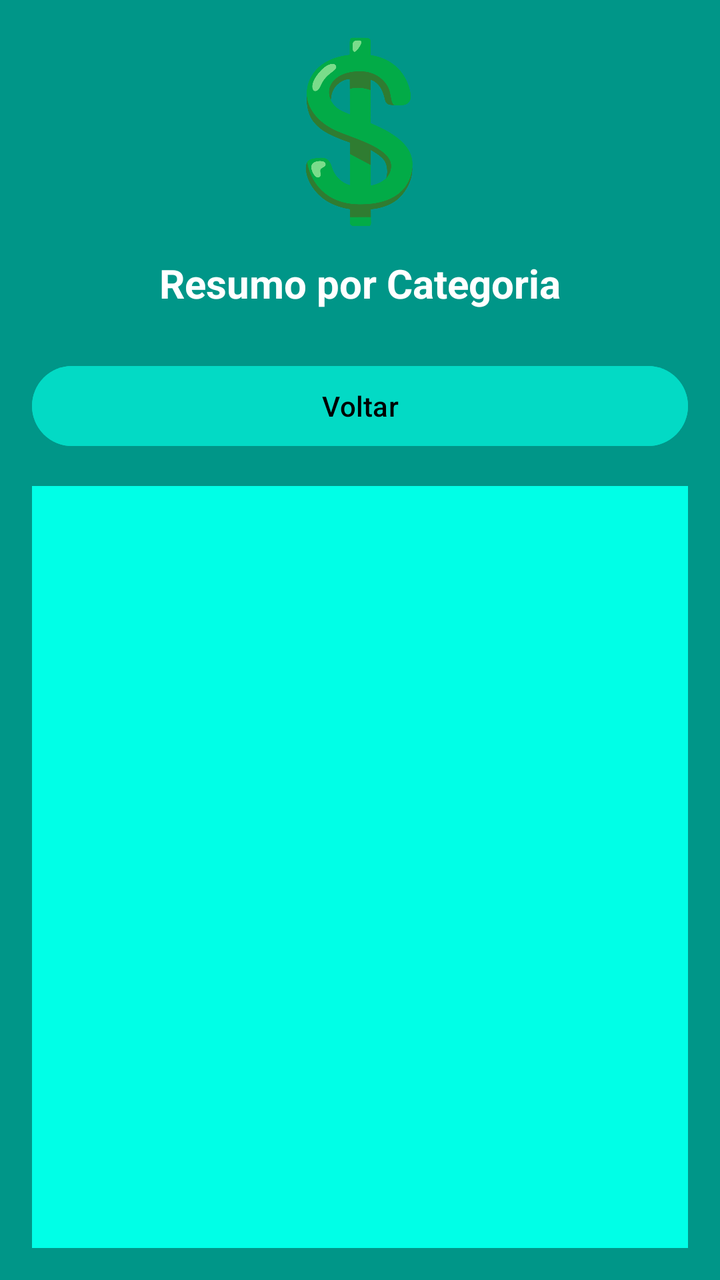
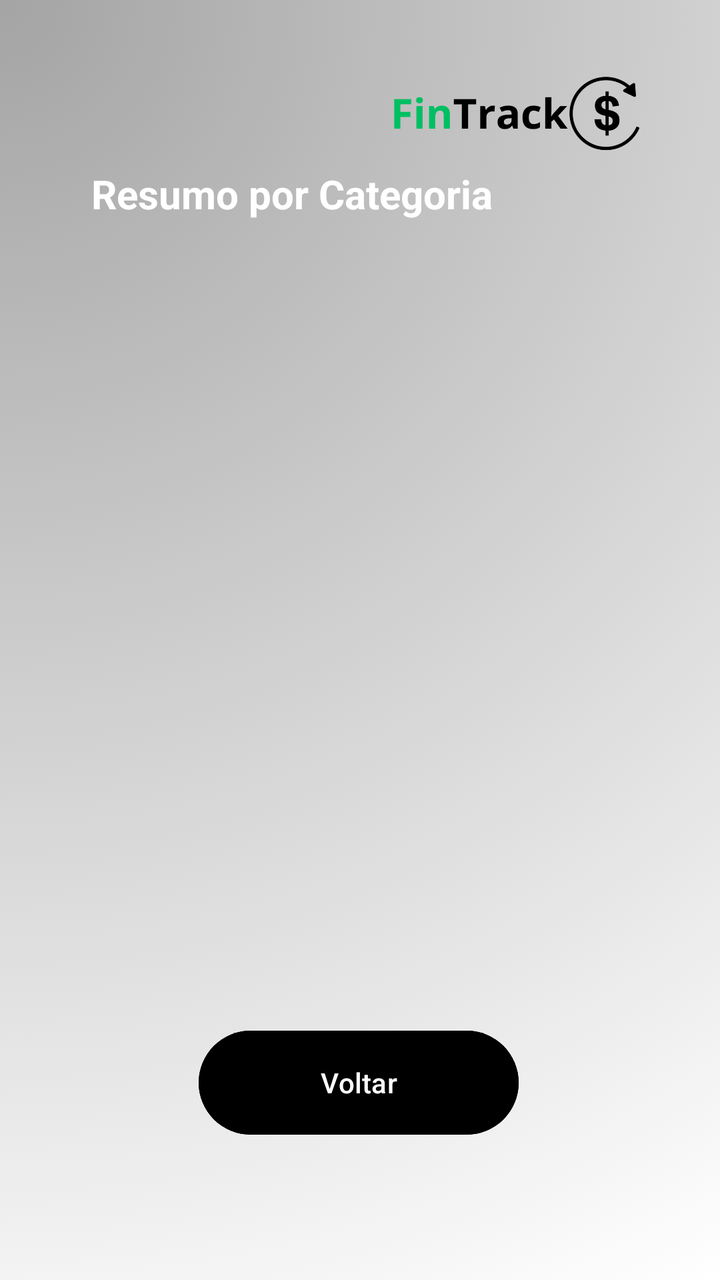

Compare the two renders of this Android layout. The source of the first and the diff that turns it into the second are given below.
<!-- AndroidManifest.xml: application theme Theme.FinTrack -->
<!-- res/layout/activity_resumo.xml -->
<?xml version="1.0" encoding="utf-8"?>
<LinearLayout xmlns:android="http://schemas.android.com/apk/res/android"
    android:orientation="vertical"
    android:background="#009688"
    android:layout_width="match_parent"
    android:layout_height="match_parent"
    android:padding="16dp">

    <ImageView
        android:layout_width="100dp"
        android:layout_height="100dp"
        android:src="@drawable/logo"
        android:layout_gravity="center_horizontal"
        android:contentDescription="Logo"
        android:layout_marginBottom="12dp"/>

    <TextView
        android:layout_width="match_parent"
        android:layout_height="wrap_content"
        android:text="Resumo por Categoria"
        android:textSize="20sp"
        android:textStyle="bold"
        android:textColor="#FFFFFF"
        android:gravity="center"
        android:layout_marginBottom="16dp" />

    <Button
        android:id="@+id/btnVoltar"
        android:layout_width="match_parent"
        android:layout_height="wrap_content"
        android:layout_marginTop="8dp"
        android:layout_marginBottom="16dp"
        android:backgroundTint="#03DAC5"
        android:text="Voltar"
        android:textColor="#000000" />

    <ListView
        android:id="@+id/listResumo"
        android:layout_width="match_parent"
        android:layout_height="match_parent"
        android:background="#00FFE7"
        android:divider="@color/material_dynamic_neutral40"
        android:dividerHeight="1dp"
        android:textColor="#FFFFFF" />


</LinearLayout>
<!-- resources referenced by this layout -->
<resources>
  <!-- drawable logo: png bitmap (drawable, 46239 bytes) -->
  <style name="Theme.FinTrack" parent="Base.Theme.FinTrack" />
  <style name="Base.Theme.FinTrack" parent="Theme.Material3.DayNight.NoActionBar">
          
          
      </style>
</resources>

<!-- the commit's change to res/layout/activity_resumo.xml (unified diff, before → after) -->
@@ -1,47 +1,53 @@
 <?xml version="1.0" encoding="utf-8"?>
-<LinearLayout xmlns:android="http://schemas.android.com/apk/res/android"
-    android:orientation="vertical"
-    android:background="#009688"
+<androidx.constraintlayout.widget.ConstraintLayout xmlns:android="http://schemas.android.com/apk/res/android"
+    xmlns:app="http://schemas.android.com/apk/res-auto"
+    xmlns:tools="http://schemas.android.com/tools"
     android:layout_width="match_parent"
     android:layout_height="match_parent"
+    android:background="@drawable/fintrackmain"
     android:padding="16dp">
 
-    <ImageView
-        android:layout_width="100dp"
-        android:layout_height="100dp"
-        android:src="@drawable/logo"
-        android:layout_gravity="center_horizontal"
-        android:contentDescription="Logo"
-        android:layout_marginBottom="12dp"/>
-
     <TextView
-        android:layout_width="match_parent"
-        android:layout_height="wrap_content"
+        android:id="@+id/txtTitulo"
+        android:layout_width="260dp"
+        android:layout_height="31dp"
+        android:gravity="center"
         android:text="Resumo por Categoria"
+        android:textColor="#FFFFFF"
         android:textSize="20sp"
         android:textStyle="bold"
-        android:textColor="#FFFFFF"
-        android:gravity="center"
-        android:layout_marginBottom="16dp" />
+        app:layout_constraintBottom_toBottomOf="parent"
+        app:layout_constraintEnd_toEndOf="parent"
+        app:layout_constraintHorizontal_bias="0.0"
+        app:layout_constraintStart_toStartOf="parent"
+        app:layout_constraintTop_toTopOf="parent"
+        app:layout_constraintVertical_bias="0.113" />
 
     <Button
         android:id="@+id/btnVoltar"
-        android:layout_width="match_parent"
-        android:layout_height="wrap_content"
-        android:layout_marginTop="8dp"
-        android:layout_marginBottom="16dp"
-        android:backgroundTint="#03DAC5"
+        android:layout_width="160dp"
+        android:layout_height="60dp"
+        android:backgroundTint="#000"
         android:text="Voltar"
-        android:textColor="#000000" />
+        android:textColor="#fff"
+        app:layout_constraintBottom_toBottomOf="parent"
+        app:layout_constraintEnd_toEndOf="parent"
+        app:layout_constraintHorizontal_bias="0.497"
+        app:layout_constraintStart_toStartOf="parent"
+        app:layout_constraintTop_toTopOf="parent"
+        app:layout_constraintVertical_bias="0.904" />
 
     <ListView
         android:id="@+id/listResumo"
-        android:layout_width="match_parent"
-        android:layout_height="match_parent"
-        android:background="#00FFE7"
+        android:layout_width="359dp"
+        android:layout_height="448dp"
+        android:background="#00ff"
         android:divider="@color/material_dynamic_neutral40"
         android:dividerHeight="1dp"
-        android:textColor="#FFFFFF" />
+        app:layout_constraintBottom_toBottomOf="parent"
+        app:layout_constraintEnd_toEndOf="parent"
+        app:layout_constraintStart_toStartOf="parent"
+        app:layout_constraintTop_toTopOf="parent"
+        app:layout_constraintVertical_bias="0.463" />
 
-
-</LinearLayout>
+</androidx.constraintlayout.widget.ConstraintLayout>
<!-- resource entries referenced after the edit -->
@@ -1,6 +1,6 @@
 <!-- resources referenced by this layout -->
 <resources>
-  <!-- drawable logo: png bitmap (drawable, 46239 bytes) -->
+  <!-- drawable fintrackmain: png bitmap (drawable, 248150 bytes) -->
   <style name="Theme.FinTrack" parent="Base.Theme.FinTrack" />
   <style name="Base.Theme.FinTrack" parent="Theme.Material3.DayNight.NoActionBar">
           
